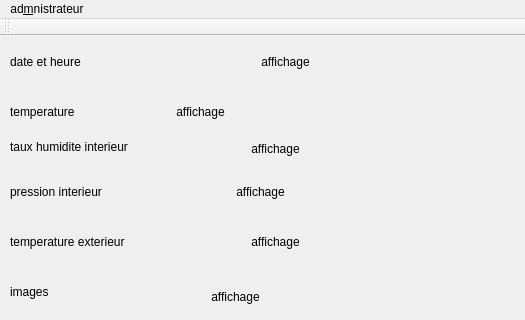
Before: the Qt Designer form mainwindow.ui in laetitia2401/akka, drawn with Qt 5; both pictures show x 0 to 525 and y 0 to 320 of the 707 by 784 pixel window.
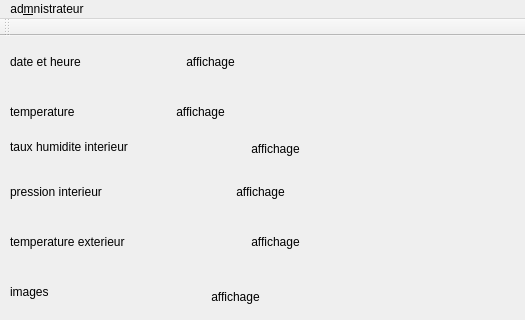
After: the same form once the commit is applied.

Patch:
```diff
--- a/mainwindow.ui
+++ b/mainwindow.ui
@@ -178,7 +178,7 @@
      <rect>
       <x>140</x>
       <y>10</y>
-      <width>291</width>
+      <width>141</width>
       <height>31</height>
      </rect>
     </property>
```
Left out of the diff: 2 changed lines with no effect on the pictures.
